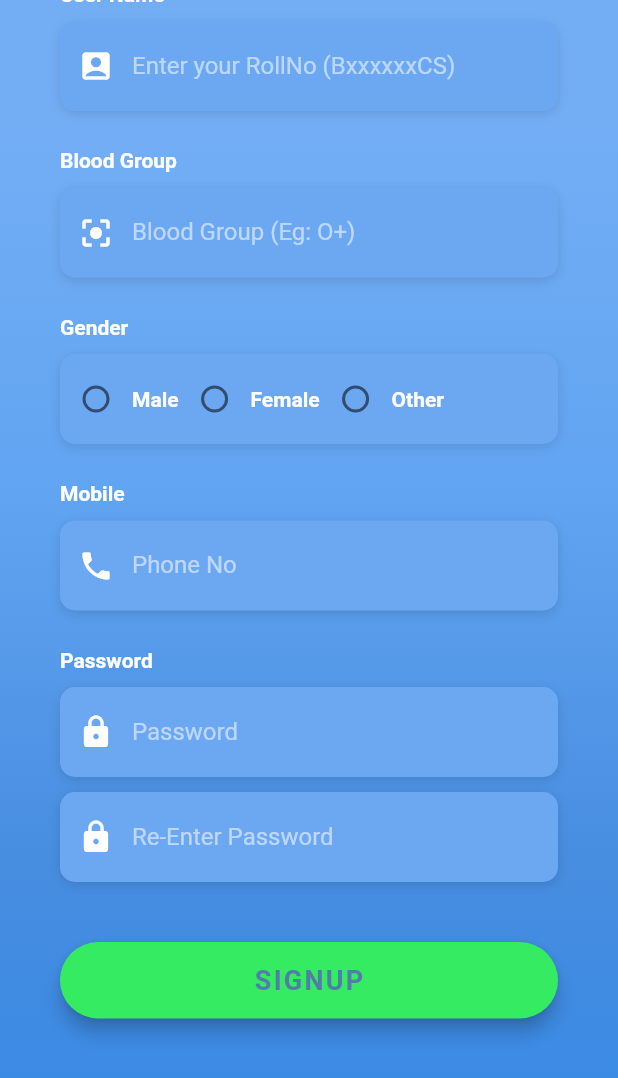
After one commit to adarshjoshy/tokyo_frontend, a Flutter app: the SignUpScreen screen opened directly, scrolled down 308 dp, after a tap on "SIGNUP", on a phone screen of 412 x 824 dp. The commit adds this screen. Shown: the top 1078 px of the screen. Run offline on Flutter 3.47's test engine with Material 2 defaults, Android fonts, the phone set to English and light mode, and no system bars; our stand-ins replace line_awesome_icons; network calls fail; Roboto replaces fonts that are missing (OpenSans).

Commit message:
SignUp Page added and Connected to Login Page

```diff
--- a/lib/login.dart
+++ b/lib/login.dart
@@ -5,14 +5,15 @@ import 'dart:async';
 import 'dart:convert';
 import 'package:http/http.dart' as http;
 
+import 'signup.dart';
+
 class LoginScreen extends StatefulWidget {
   @override
   _LoginScreenState createState() => _LoginScreenState();
 }
 
 class _LoginScreenState extends State<LoginScreen> {
-
-  Color c =  Color(0xFFFFFFFF);
+  Color c = Color(0xFFFFFFFF);
   var _emailID = null;
   var _password = null;
 
@@ -97,7 +98,7 @@ class _LoginScreenState extends State<LoginScreen> {
       width: double.infinity,
       child: RaisedButton(
         elevation: 5.0,
-        onPressed: (){
+        onPressed: () {
           setState(() {
             c = Color(0xff34eb61);
             _emailID = emailCont.text;
@@ -125,19 +126,48 @@ class _LoginScreenState extends State<LoginScreen> {
     );
   }
 
-  void _makePostRequest() async{
+  Widget _buildGotoSignUpBtn() {
+    return Container(
+      padding: EdgeInsets.symmetric(vertical: 25.0),
+      width: double.infinity,
+      child: RaisedButton(
+        elevation: 5.0,
+        onPressed: () {
+          print('Goto SignUp Button Pressed');
+          Navigator.push(context, MaterialPageRoute(builder: (context) {
+            return SignUpScreen();
+          }));
+        },
+        padding: EdgeInsets.all(15.0),
+        shape: RoundedRectangleBorder(
+          borderRadius: BorderRadius.circular(30.0),
+        ),
+        color: c,
+        child: Text(
+          'New User? SignUp',
+          style: TextStyle(
+            color: Color(0xFF527DAA),
+            letterSpacing: 1.5,
+            fontSize: 18.0,
+            fontWeight: FontWeight.bold,
+            fontFamily: 'OpenSans',
+          ),
+        ),
+      ),
+    );
+  }
+
+  void _makePostRequest() async {
     String url = 'http://18.217.223.174:8000/signin';
     //Map<String, String> headers = {'Content-Type': 'application/json; charset=UTF-8'};
     //String json = '{"uname": "$_emailID", "passwd": "$_password"}';
     var response = await http.post(
       url,
       headers: <String, String>{
-        'Content-Type' : 'application/json; charset=UTF-8',
+        'Content-Type': 'application/json; charset=UTF-8',
       },
-      body: jsonEncode(<String, String>{
-        'uname': _emailID,
-        'passwd': _password
-      }),
+      body:
+          jsonEncode(<String, String>{'uname': _emailID, 'passwd': _password}),
     );
     int status = response.statusCode;
     Map<String, dynamic> data = json.decode(response.body);
@@ -195,6 +225,7 @@ class _LoginScreenState extends State<LoginScreen> {
                       SizedBox(height: 30.0),
                       _buildPasswordTF(),
                       _buildLoginBtn(),
+                      _buildGotoSignUpBtn(),
                     ],
                   ),
                 ),
--- a/lib/main.dart
+++ b/lib/main.dart
@@ -1,5 +1,6 @@
 import 'package:flutter/material.dart';
 import 'package:nitc_health_care/home.dart';
+import 'login.dart';
 import 'login.dart';
 
 void main() => runApp(MyApp());
@@ -11,7 +12,7 @@ class MyApp extends StatelessWidget {
     return MaterialApp(
       title: 'Flutter Login UI',
       debugShowCheckedModeBanner: false,
-      home: MyHomePage(),
+      home: LoginScreen(),
     );
   }
 }
--- /dev/null
+++ b/lib/signup.dart
@@ -0,0 +1,422 @@
+import 'package:flutter/material.dart';
+import 'package:flutter/services.dart';
+import 'const.dart';
+import 'dart:async';
+import 'dart:convert';
+import 'package:http/http.dart' as http;
+
+class SignUpScreen extends StatefulWidget {
+  @override
+  _SignUpScreenState createState() => _SignUpScreenState();
+}
+
+class _SignUpScreenState extends State<SignUpScreen> {
+  Color c = Color(0xFFFFFFFF);
+  var _emailID = null;
+  var _password = null;
+
+  var _genderSelected;
+
+  final nameCont = TextEditingController();
+  final emailCont = TextEditingController();
+  final bgroupCont = TextEditingController();
+  final mobCont = TextEditingController();
+  final passCont = TextEditingController();
+  final pass2Cont = TextEditingController();
+
+  Widget _buildNameTF() {
+    return Column(
+      crossAxisAlignment: CrossAxisAlignment.start,
+      children: <Widget>[
+        Text(
+          'Name',
+          style: kLabelStyle,
+        ),
+        SizedBox(height: 10.0),
+        Container(
+          alignment: Alignment.centerLeft,
+          decoration: kBoxDecorationStyle,
+          height: 60.0,
+          child: TextField(
+            controller: nameCont,
+            keyboardType: TextInputType.text,
+            style: TextStyle(
+              color: Colors.white,
+              fontFamily: 'OpenSans',
+            ),
+            decoration: InputDecoration(
+              border: InputBorder.none,
+              contentPadding: EdgeInsets.only(top: 14.0),
+              prefixIcon: Icon(
+                Icons.perm_identity,
+                color: Colors.white,
+              ),
+              hintText: 'Name',
+              hintStyle: kHintTextStyle,
+            ),
+          ),
+        ),
+      ],
+    );
+  }
+
+  Widget _buildEmailTF() {
+    return Column(
+      crossAxisAlignment: CrossAxisAlignment.start,
+      children: <Widget>[
+        Text(
+          'User Name',
+          style: kLabelStyle,
+        ),
+        SizedBox(height: 10.0),
+        Container(
+          alignment: Alignment.centerLeft,
+          decoration: kBoxDecorationStyle,
+          height: 60.0,
+          child: TextField(
+            controller: emailCont,
+            keyboardType: TextInputType.text,
+            style: TextStyle(
+              color: Colors.white,
+              fontFamily: 'OpenSans',
+            ),
+            decoration: InputDecoration(
+              border: InputBorder.none,
+              contentPadding: EdgeInsets.only(top: 14.0),
+              prefixIcon: Icon(
+                Icons.account_box,
+                color: Colors.white,
+              ),
+              hintText: 'Enter your RollNo (BxxxxxxCS)',
+              hintStyle: kHintTextStyle,
+            ),
+          ),
+        ),
+      ],
+    );
+  }
+
+  Widget _buildBGroupTF() {
+    return Column(
+      crossAxisAlignment: CrossAxisAlignment.start,
+      children: <Widget>[
+        Text(
+          'Blood Group',
+          style: kLabelStyle,
+        ),
+        SizedBox(height: 10.0),
+        Container(
+          alignment: Alignment.centerLeft,
+          decoration: kBoxDecorationStyle,
+          height: 60.0,
+          child: TextField(
+            controller: bgroupCont,
+            keyboardType: TextInputType.text,
+            style: TextStyle(
+              color: Colors.white,
+              fontFamily: 'OpenSans',
+            ),
+            decoration: InputDecoration(
+              border: InputBorder.none,
+              contentPadding: EdgeInsets.only(top: 14.0),
+              prefixIcon: Icon(
+                Icons.center_focus_strong,
+                color: Colors.white,
+              ),
+              hintText: 'Blood Group (Eg: O+)',
+              hintStyle: kHintTextStyle,
+            ),
+          ),
+        ),
+      ],
+    );
+  }
+
+  void _handleRadioChange(String value) {
+    setState(() {
+      _genderSelected = value;
+    });
+  }
+
+  Widget _buildGenderF() {
+    return Column(
+      crossAxisAlignment: CrossAxisAlignment.start,
+      children: <Widget>[
+        Text(
+          'Gender',
+          style: kLabelStyle,
+        ),
+        SizedBox(height: 10.0),
+        Container(
+            alignment: Alignment.centerLeft,
+            decoration: kBoxDecorationStyle,
+            height: 60.0,
+            child: Row(
+              mainAxisAlignment: MainAxisAlignment.start,
+              children: <Widget>[
+                Radio(
+                    value: 'M',
+                    groupValue: _genderSelected,
+                    activeColor: Colors.white,
+                    onChanged: (value) {
+                      _handleRadioChange(value);
+                    }),
+                Text(
+                  'Male',
+                  style: kLabelStyle,
+                ),
+                Radio(
+                    value: 'F',
+                    groupValue: _genderSelected,
+                    activeColor: Colors.white,
+                    onChanged: (value) {
+                      _handleRadioChange(value);
+                    }),
+                Text(
+                  'Female',
+                  style: kLabelStyle,
+                ),
+                Radio(
+                    value: 'O',
+                    groupValue: _genderSelected,
+                    activeColor: Colors.white,
+                    onChanged: (value) {
+                      _handleRadioChange(value);
+                    }),
+                Text(
+                  'Other',
+                  style: kLabelStyle,
+                ),
+              ],
+            )),
+      ],
+    );
+  }
+
+  Widget _buildMobTF() {
+    return Column(
+      crossAxisAlignment: CrossAxisAlignment.start,
+      children: <Widget>[
+        Text(
+          'Mobile',
+          style: kLabelStyle,
+        ),
+        SizedBox(height: 10.0),
+        Container(
+          alignment: Alignment.centerLeft,
+          decoration: kBoxDecorationStyle,
+          height: 60.0,
+          child: TextField(
+            controller: mobCont,
+            keyboardType: TextInputType.phone,
+            style: TextStyle(
+              color: Colors.white,
+              fontFamily: 'OpenSans',
+            ),
+            decoration: InputDecoration(
+              border: InputBorder.none,
+              contentPadding: EdgeInsets.only(top: 14.0),
+              prefixIcon: Icon(
+                Icons.phone,
+                color: Colors.white,
+              ),
+              hintText: 'Phone No',
+              hintStyle: kHintTextStyle,
+            ),
+          ),
+        ),
+      ],
+    );
+  }
+
+  Widget _buildPasswordTF() {
+    return Column(
+      crossAxisAlignment: CrossAxisAlignment.start,
+      children: <Widget>[
+        Text(
+          'Password',
+          style: kLabelStyle,
+        ),
+        SizedBox(height: 10.0),
+        Container(
+          alignment: Alignment.centerLeft,
+          decoration: kBoxDecorationStyle,
+          height: 60.0,
+          child: TextField(
+            controller: passCont,
+            obscureText: true,
+            style: TextStyle(
+              color: Colors.white,
+              fontFamily: 'OpenSans',
+            ),
+            decoration: InputDecoration(
+              border: InputBorder.none,
+              contentPadding: EdgeInsets.only(top: 14.0),
+              prefixIcon: Icon(
+                Icons.lock,
+                color: Colors.white,
+              ),
+              hintText: 'Password',
+              hintStyle: kHintTextStyle,
+            ),
+          ),
+        ),
+      ],
+    );
+  }
+
+  Widget _buildConfirmPasswordTF() {
+    return Column(
+      crossAxisAlignment: CrossAxisAlignment.start,
+      children: <Widget>[
+        SizedBox(height: 10.0),
+        Container(
+          alignment: Alignment.centerLeft,
+          decoration: kBoxDecorationStyle,
+          height: 60.0,
+          child: TextField(
+            controller: pass2Cont,
+            obscureText: true,
+            style: TextStyle(
+              color: Colors.white,
+              fontFamily: 'OpenSans',
+            ),
+            decoration: InputDecoration(
+              border: InputBorder.none,
+              contentPadding: EdgeInsets.only(top: 14.0),
+              prefixIcon: Icon(
+                Icons.lock,
+                color: Colors.white,
+              ),
+              hintText: 'Re-Enter Password',
+              hintStyle: kHintTextStyle,
+            ),
+          ),
+        ),
+      ],
+    );
+  }
+
+  Widget _buildSignUpBtn() {
+    return Container(
+      padding: EdgeInsets.symmetric(vertical: 25.0),
+      width: double.infinity,
+      child: RaisedButton(
+        elevation: 5.0,
+        onPressed: () {
+          setState(() {
+            c = Color(0xff34eb61);
+            _emailID = emailCont.text;
+            _password = passCont.text;
+          });
+          print('SignUp Button Pressed');
+          _makePostRequest();
+        },
+        padding: EdgeInsets.all(15.0),
+        shape: RoundedRectangleBorder(
+          borderRadius: BorderRadius.circular(30.0),
+        ),
+        color: c,
+        child: Text(
+          'SIGNUP',
+          style: TextStyle(
+            color: Color(0xFF527DAA),
+            letterSpacing: 1.5,
+            fontSize: 18.0,
+            fontWeight: FontWeight.bold,
+            fontFamily: 'OpenSans',
+          ),
+        ),
+      ),
+    );
+  }
+
+  void _makePostRequest() async {
+    String url = 'http://18.217.223.174:8000/signin';
+    //Map<String, String> headers = {'Content-Type': 'application/json; charset=UTF-8'};
+    //String json = '{"uname": "$_emailID", "passwd": "$_password"}';
+    var response = await http.post(
+      url,
+      headers: <String, String>{
+        'Content-Type': 'application/json; charset=UTF-8',
+      },
+      body:
+          jsonEncode(<String, String>{'uname': _emailID, 'passwd': _password}),
+    );
+    int status = response.statusCode;
+    Map<String, dynamic> data = json.decode(response.body);
+    print("Response status from server: $status message: ${data['login']}");
+  }
+
+  @override
+  Widget build(BuildContext context) {
+    return Scaffold(
+      body: AnnotatedRegion<SystemUiOverlayStyle>(
+        value: SystemUiOverlayStyle.light,
+        child: GestureDetector(
+          onTap: () => FocusScope.of(context).unfocus(),
+          child: Stack(
+            children: <Widget>[
+              Container(
+                height: double.infinity,
+                width: double.infinity,
+                decoration: BoxDecoration(
+                  gradient: LinearGradient(
+                    begin: Alignment.topCenter,
+                    end: Alignment.bottomCenter,
+                    colors: [
+                      Color(0xFF73AEF5),
+                      Color(0xFF61A4F1),
+                      Color(0xFF478DE0),
+                      Color(0xFF398AE5),
+                    ],
+                    stops: [0.1, 0.4, 0.7, 0.9],
+                  ),
+                ),
+              ),
+              Container(
+                height: double.infinity,
+                child: SingleChildScrollView(
+                  physics: AlwaysScrollableScrollPhysics(),
+                  padding: EdgeInsets.symmetric(
+                    horizontal: 40.0,
+                    vertical: 120.0,
+                  ),
+                  child: Column(
+                    mainAxisAlignment: MainAxisAlignment.center,
+                    children: <Widget>[
+                      Text(
+                        'NITC Health Care',
+                        style: TextStyle(
+                          color: Colors.white,
+                          fontFamily: 'OpenSans',
+                          fontSize: 30.0,
+                          fontWeight: FontWeight.bold,
+                        ),
+                      ),
+                      SizedBox(height: 30.0),
+                      _buildNameTF(),
+                      SizedBox(height: 25.0),
+                      _buildEmailTF(),
+                      SizedBox(height: 25.0),
+                      _buildBGroupTF(),
+                      SizedBox(height: 25.0),
+                      _buildGenderF(),
+                      SizedBox(height: 25.0),
+                      _buildMobTF(),
+                      SizedBox(height: 25.0),
+                      _buildPasswordTF(),
+                      _buildConfirmPasswordTF(),
+                      SizedBox(height: 15.0),
+                      _buildSignUpBtn(),
+                    ],
+                  ),
+                ),
+              )
+            ],
+          ),
+        ),
+      ),
+    );
+  }
+}
```
